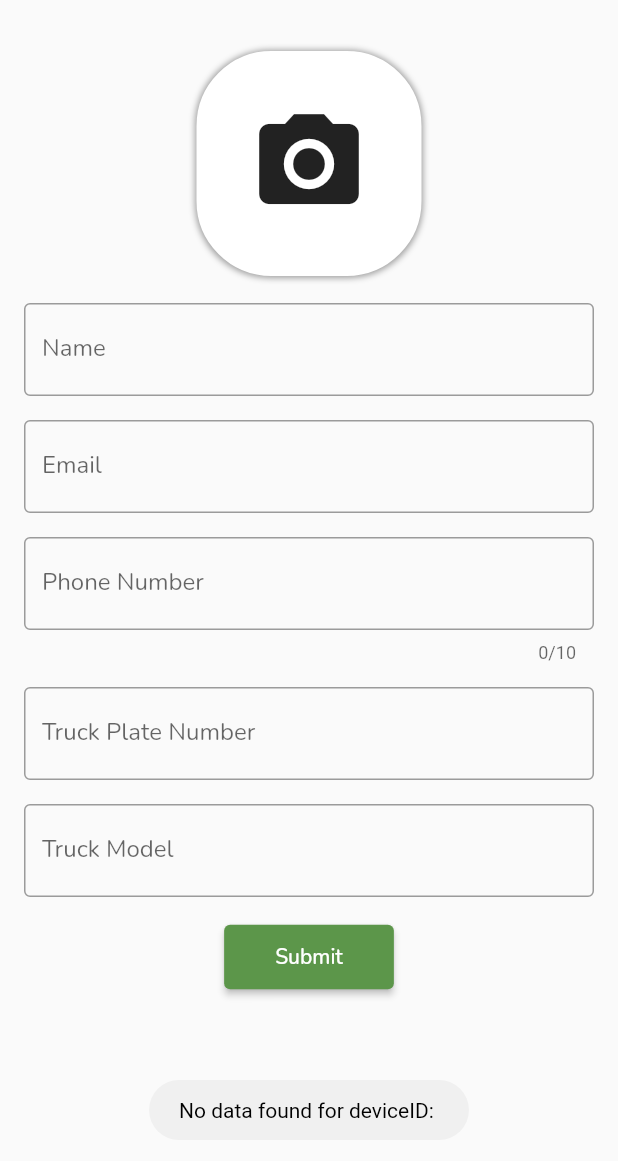
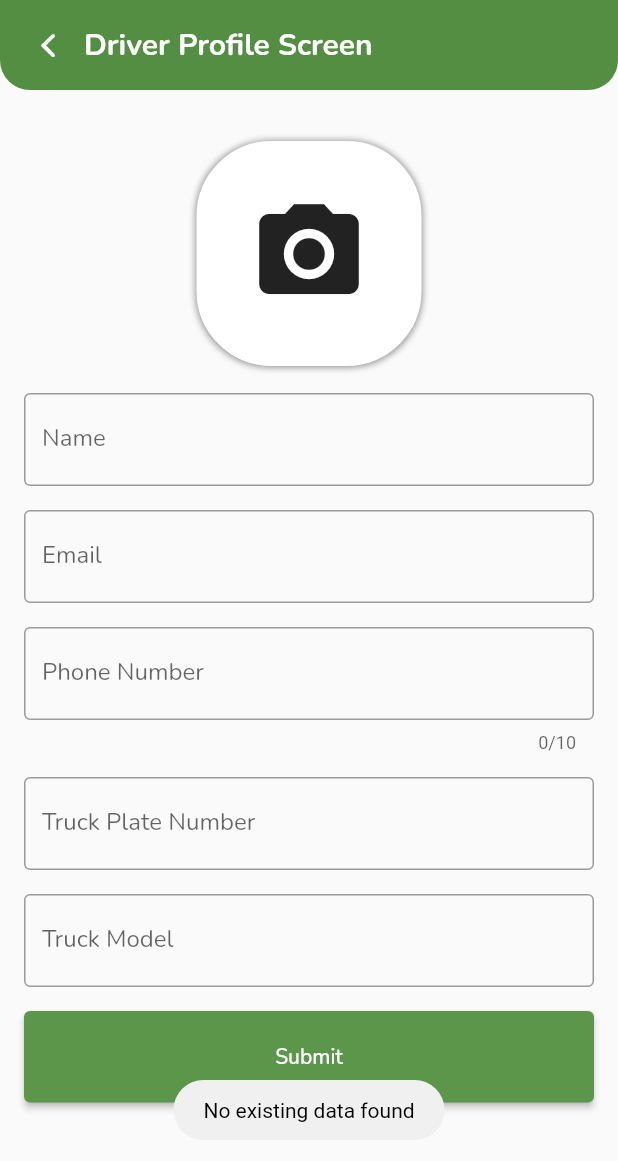
Before and after one commit to rudranshsinghmahra/SmartBinSenseDriver, a Flutter app: the DriverProfileScreen screen opened directly, on a phone screen of 412 x 824 dp. Shown: the top 1161 px of the screen. Run offline on Flutter 3.47's test engine with Material 3 defaults, Android fonts, the phone set to English and light mode, and no system bars; our stand-ins replace cloud_firestore, firebase_auth, firebase_core, firebase_database, firebase_storage, flutter_compass and 12 more; missing offline and left inert: flutter_facebook_auth, flutter_udid; accounts and stored records are empty; network calls fail.

Commit message:
changes done to improve user interface

```diff
--- a/lib/main.dart
+++ b/lib/main.dart
@@ -8,6 +8,7 @@ import 'package:smart_bin_sense_driver_app/views/splash_screen.dart';
 void main() async {
   WidgetsFlutterBinding.ensureInitialized();
   await Firebase.initializeApp(
+    name : "SmartBinSense",
       options: const FirebaseOptions(
     apiKey: "AIzaSyBxvxeQaz9duSs-855uqI4hKAJl7DCe7xk",
     appId: "1:677800212738:android:9341cfbed3a5f1fd666a1b",
--- a/lib/views/driver_profile_screen.dart
+++ b/lib/views/driver_profile_screen.dart
@@ -1,11 +1,13 @@
 import 'dart:io';
-
 import 'package:flutter/material.dart';
+import 'package:flutter_udid/flutter_udid.dart';
 import 'package:google_fonts/google_fonts.dart';
 import 'package:image_picker/image_picker.dart';
-import 'package:platform_device_id_v3/platform_device_id.dart';
+import 'package:shimmer/shimmer.dart';
 import 'package:smart_bin_sense_driver_app/constants.dart';
 import 'package:smart_bin_sense_driver_app/services/firebase_services.dart';
+
+import '../widgets/appbar/customAppbarOnlyTitle.dart';
 
 class DriverProfileScreen extends StatefulWidget {
   const DriverProfileScreen({super.key});
@@ -25,11 +27,18 @@ class _DriverProfileScreenState extends State<DriverProfileScreen> {
   XFile? _image;
   String? networkImageUrl;
   String? deviceId;
+  bool isUploadingData = false;
+  bool isLoading = true;
+
+  Future<String> getUdid() async {
+    deviceId = await FlutterUdid.udid;
+    return deviceId.toString();
+  }
 
   Future<String?> initDeviceId() async {
-    String? deviceId = await PlatformDeviceId.getDeviceId;
+    String? deviceId = await getUdid();
     setState(() {
-      this.deviceId = deviceId!;
+      this.deviceId = deviceId;
     });
     return deviceId;
   }
@@ -37,25 +46,26 @@ class _DriverProfileScreenState extends State<DriverProfileScreen> {
   Future getTruckerData(String deviceId) async {
     firebaseServices.getTruckDriverDetails(deviceId).then((dataSnapshot) {
       if (dataSnapshot.value != null) {
-        // Data found based on deviceId filter
         Map<dynamic, dynamic>? values =
         dataSnapshot.value as Map<dynamic, dynamic>?;
-
         if (values != null) {
           values.forEach((key, values) {
+            setState(() {
               nameController.text = values['name'];
               emailController.text = values['email'];
               phoneController.text = values['phoneNumber'];
               plateController.text = values['plateNumber'];
               truckController.text = values['truckModel'];
-            setState(() {
               networkImageUrl = values['imageUrl'];
+              isLoading = false;
             });
           });
         }
       } else {
-        // No data found based on plateNumber filter
-        showCustomToast("No data found for deviceID: $deviceId");
+        showCustomToast("No existing data found");
+        setState(() {
+          isLoading = false;
+        });
       }
     });
   }
@@ -107,23 +117,55 @@ class _DriverProfileScreenState extends State<DriverProfileScreen> {
 
   @override
   void initState() {
+    super.initState();
     initDeviceId().then((deviceId) {
       getTruckerData(deviceId.toString());
     });
-    super.initState();
+  }
+
+  Widget _buildShimmerContainer({double height = 20, double width = double.infinity}) {
+    return Shimmer.fromColors(
+      baseColor: Colors.grey[300]!,
+      highlightColor: Colors.white,
+      child: Container(
+        height: height,
+        width: width,
+        margin: const EdgeInsets.only(bottom: 16),
+        decoration: BoxDecoration(
+          color: Colors.grey[300],
+          borderRadius: BorderRadius.circular(8),
+        ),
+      ),
+    );
   }
 
   @override
   Widget build(BuildContext context) {
     return SafeArea(
       child: Scaffold(
+        appBar: PreferredSize(
+            preferredSize: const Size.fromHeight(100),
+            child: customAppbarOnlyTitle("Driver Profile Screen", context)),
         body: SingleChildScrollView(
           padding: const EdgeInsets.all(16),
           child: Column(
             children: [
               Padding(
                 padding: const EdgeInsets.all(18.0),
+                child: isLoading
+                    ? Shimmer.fromColors(
+                  baseColor: Colors.grey[300]!,
+                  highlightColor: Colors.white,
                   child: Container(
+                    height: 150,
+                    width: 150,
+                    decoration: BoxDecoration(
+                      color: Colors.grey[300],
+                      borderRadius: BorderRadius.circular(50),
+                    ),
+                  ),
+                )
+                    : Container(
                   height: 150,
                   width: 150,
                   decoration: BoxDecoration(
@@ -135,15 +177,14 @@ class _DriverProfileScreenState extends State<DriverProfileScreen> {
                         color: Colors.grey,
                         spreadRadius: 0.6,
                         offset: Offset(-0.2, 0.2),
-                            blurRadius: 3)
-                      ]),
+                        blurRadius: 3,
+                      )
+                    ],
+                  ),
                   child: GestureDetector(
-                    onTap: () {
-                      _pickImage();
-                    },
+                    onTap: _pickImage,
                     child: _image == null
-                        ? (networkImageUrl?.isNotEmpty ??
-                                false) // Check if networkImageUrl is not null and not empty
+                        ? (networkImageUrl?.isNotEmpty ?? false)
                         ? ClipRRect(
                       borderRadius: BorderRadius.circular(50),
                       child: Image.network(
@@ -169,6 +210,12 @@ class _DriverProfileScreenState extends State<DriverProfileScreen> {
                   ),
                 ),
               ),
+              isLoading
+                  ? Column(
+                children: List.generate(5, (_) => _buildShimmerContainer(height: 60)),
+              )
+                  : Column(
+                children: [
                   TextField(
                     controller: nameController,
                     style: style,
@@ -220,15 +267,44 @@ class _DriverProfileScreenState extends State<DriverProfileScreen> {
                       border: const OutlineInputBorder(),
                     ),
                   ),
+                ],
+              ),
               const SizedBox(height: 16),
-              ElevatedButton(
-                onPressed: () {
+              Row(
+                children: [
+                  Expanded(
+                    child: ElevatedButton(
+                      onPressed: isLoading
+                          ? null
+                          : () {
+                        setState(() {
+                          isUploadingData = true;
+                        });
+                        try {
                           if (nameController.text.isNotEmpty &&
                               emailController.text.isNotEmpty &&
                               phoneController.text.isNotEmpty &&
                               plateController.text.isNotEmpty &&
                               truckController.text.isNotEmpty &&
-                      _image != null) {
+                              (_image != null || networkImageUrl != null)) {
+                            if (_image == null) {
+                              firebaseServices
+                                  .addTruckDriverDetailsToDatabase(
+                                name: nameController.text,
+                                email: emailController.text.trim(),
+                                phoneNumber: phoneController.text.trim(),
+                                plateNumber: plateController.text.trim(),
+                                imageUrl: networkImageUrl.toString(),
+                                truckModel: truckController.text.trim(),
+                                deviceId: deviceId.toString(),
+                              )
+                                  .then((value) {
+                                setState(() {
+                                  isUploadingData = false;
+                                });
+                                showCustomToast("Details uploaded successfully...");
+                              });
+                            } else {
                               firebaseServices
                                   .uploadImageToStorage(_image)
                                   .then((imageUrl) {
@@ -237,30 +313,45 @@ class _DriverProfileScreenState extends State<DriverProfileScreen> {
                                       .addTruckDriverDetailsToDatabase(
                                     name: nameController.text,
                                     email: emailController.text.trim(),
-                                phoneNumber: phoneController.text.trim(),
-                                plateNumber: plateController.text.trim(),
+                                    phoneNumber:
+                                    phoneController.text.trim(),
+                                    plateNumber:
+                                    plateController.text.trim(),
                                     imageUrl: imageUrl.toString(),
-                                truckModel: truckController.text.trim(),
-                                deviceId: deviceId.toString())
+                                    truckModel:
+                                    truckController.text.trim(),
+                                    deviceId: deviceId.toString(),
+                                  )
                                       .then((value) {
+                                    setState(() {
+                                      isUploadingData = false;
+                                    });
                                     showCustomToast("Details uploaded successfully...");
                                   });
                                 } else {
                                   showCustomToast("Failed to upload image");
                                 }
                               });
+                            }
                           } else {
                             showCustomToast("Please enter the required field(s)");
                           }
+                        } catch (e) {
+                          print("Error occurred ${e.toString()}");
+                        }
                       },
                       child: Padding(
-                  padding: const EdgeInsets.symmetric(
-                      horizontal: 18.0, vertical: 12),
-                  child: Text(
-                    'Submit',
-                    style: style,
+                        padding: const EdgeInsets.symmetric(horizontal: 18.0, vertical: 12),
+                        child: isUploadingData
+                            ? const Center(child: CircularProgressIndicator(color: Colors.white))
+                            : Padding(
+                          padding: const EdgeInsets.all(9.0),
+                          child: Text('Submit', style: style),
                         ),
                       ),
+                    ),
+                  ),
+                ],
               ),
             ],
           ),
--- a/lib/widgets/appbar/custom_appbar_location.dart
+++ b/lib/widgets/appbar/custom_appbar_location.dart
@@ -1,6 +1,6 @@
 import 'package:flutter/material.dart';
+import 'package:flutter_udid/flutter_udid.dart';
 import 'package:google_fonts/google_fonts.dart';
-import 'package:platform_device_id_v3/platform_device_id.dart';
 import 'package:smart_bin_sense_driver_app/services/firebase_services.dart';
 
 import '../../colors.dart';
@@ -22,10 +22,15 @@ class _CustomAppBarLocationState extends State<CustomAppBarLocation> {
   bool isLoading = false;
   String? deviceId;
 
+  Future<String> getUdid() async {
+    deviceId = await FlutterUdid.udid;
+    return deviceId.toString();
+  }
+
   Future<String?> initDeviceId() async {
-    String? deviceId = await PlatformDeviceId.getDeviceId;
+    String? deviceId = await getUdid();
     setState(() {
-      this.deviceId = deviceId!;
+      this.deviceId = deviceId;
     });
     return deviceId;
   }
```
Also changed, not shown: lib/services/firebase_services.dart (+1 -35 lines), lib/views/edit_profile_screen.dart (added, +329 -0 lines), lib/views/home_screen.dart (+61 -25 lines), lib/views/maps_host.dart (+18 -15 lines), pubspec.yaml (+4 -3 lines), pubspec.lock, 6 other files. Lines whose indentation alone changed are shown as unchanged.
